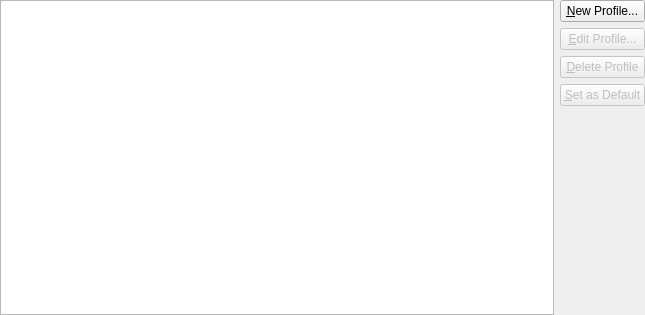
Qt form src/settings/ProfileSettings.ui (centic9/konsole-ppa) before a commit.
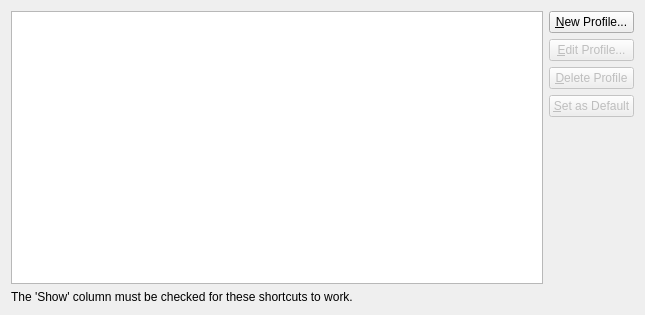
The same form after that commit.

```diff
--- a/src/settings/ProfileSettings.ui
+++ b/src/settings/ProfileSettings.ui
@@ -10,10 +10,29 @@
     <height>315</height>
    </rect>
   </property>
-  <layout class="QGridLayout">
-   <property name="margin">
-    <number>0</number>
-   </property>
+  <layout class="QGridLayout" name="gridLayout">
+   <item row="0" column="0" rowspan="5">
+    <widget class="QTableView" name="sessionTable">
+     <property name="alternatingRowColors">
+      <bool>true</bool>
+     </property>
+     <property name="selectionMode">
+      <enum>QAbstractItemView::ExtendedSelection</enum>
+     </property>
+     <property name="selectionBehavior">
+      <enum>QAbstractItemView::SelectRows</enum>
+     </property>
+     <property name="verticalScrollMode">
+      <enum>QAbstractItemView::ScrollPerPixel</enum>
+     </property>
+     <property name="horizontalScrollMode">
+      <enum>QAbstractItemView::ScrollPerPixel</enum>
+     </property>
+     <property name="showGrid">
+      <bool>false</bool>
+     </property>
+    </widget>
+   </item>
    <item row="0" column="1">
     <widget class="QPushButton" name="newProfileButton">
      <property name="toolTip">
@@ -76,26 +95,14 @@
      </property>
     </spacer>
    </item>
-   <item row="0" column="0" rowspan="5">
-    <widget class="QTableView" name="sessionTable">
-     <property name="alternatingRowColors">
+   <item row="5" column="0" colspan="2">
+    <widget class="QLabel" name="shortcutInfoLabel">
+     <property name="text">
+      <string>The 'Show' column must be checked for these shortcuts to work.</string>
+     </property>
+     <property name="wordWrap">
       <bool>true</bool>
      </property>
-     <property name="selectionMode">
-      <enum>QAbstractItemView::ExtendedSelection</enum>
-     </property>
-     <property name="selectionBehavior">
-      <enum>QAbstractItemView::SelectRows</enum>
-     </property>
-     <property name="verticalScrollMode">
-      <enum>QAbstractItemView::ScrollPerPixel</enum>
-     </property>
-     <property name="horizontalScrollMode">
-      <enum>QAbstractItemView::ScrollPerPixel</enum>
-     </property>
-     <property name="showGrid">
-      <bool>false</bool>
-     </property>
     </widget>
    </item>
   </layout>
```
